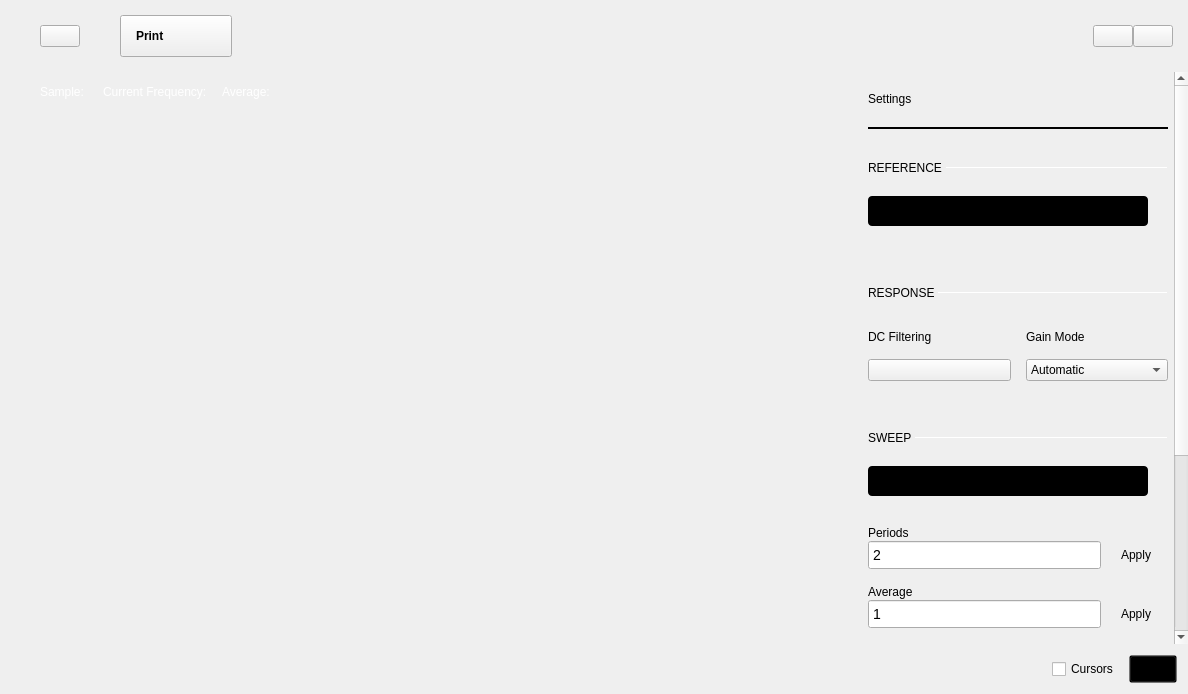
Above: ui/network_analyzer.ui from analogdevicesinc/scopy before the change. Below: the same form after it.
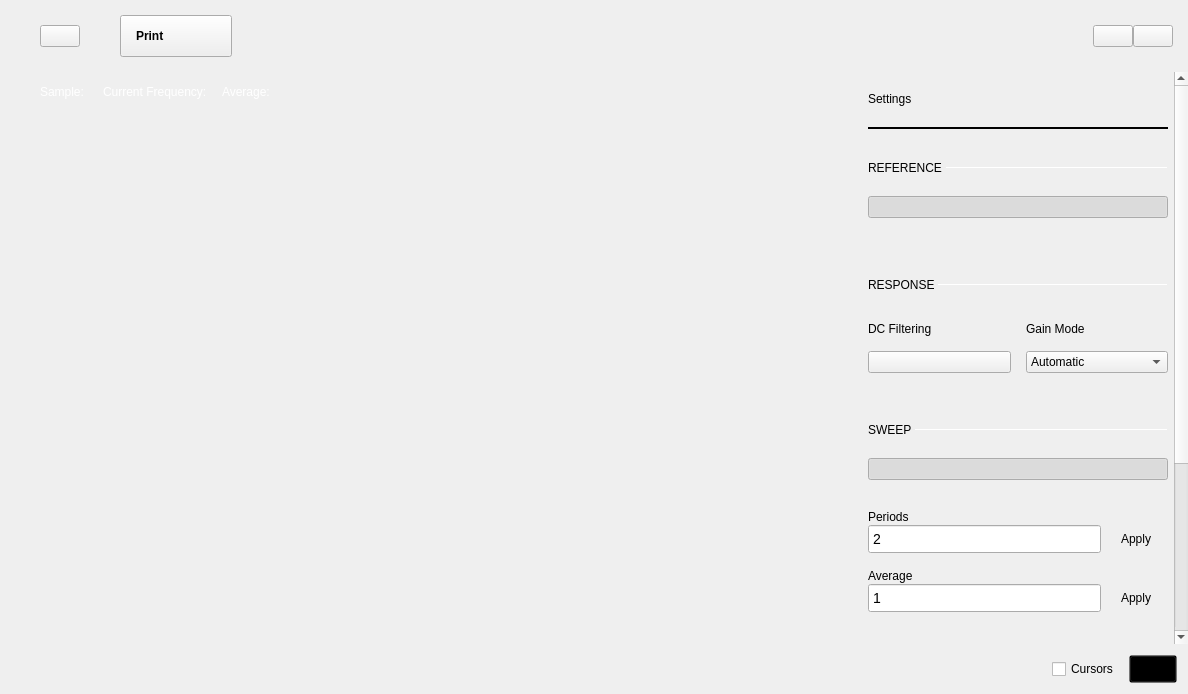
That is the form after the change. Icons and pictures are not drawn. Custom widgets are drawn as their Qt base class.

Commit message: bug fix: Custom big switch button looks bad and some buttons don't have animations

```diff
--- a/ui/network_analyzer.ui
+++ b/ui/network_analyzer.ui
@@ -979,70 +979,6 @@
                      </item>
                      <item>
                       <widget class="adiscope::CustomSwitch" name="btnRefChn">
-                       <property name="styleSheet">
-                        <string notr="true">QPushButton {
-min-height: 30px;
-max-height: 30px;
-min-width: 280px;
-max-width: 280px;
-background-color: black;
-border-radius: 4px;
-}
-
-QPushButton:disabled {
-background-color: qlineargradient(spread:pad, x1:0.5, y1:0, x2:0.501, y2:0, stop:0 #727273, stop:1 #141416);
-}
-
-QWidget#handle {
-min-height: 30px;
-max-height: 30px;
-min-width: 142px;
-max-width: 142px;
-background-color: #4a64ff;
-border-radius: 2px;
-}
-
-QWidget#handle:disabled {
-background-color: #aaaaaa;
-}
-
-QLabel {
-margin-top: 6px;
-background-color: transparent;
-line-height: 19px;
-}
-
-QLabel#on {
-margin-top: 0px;
-min-height:30px;
-max-height:30px;
-min-width:140px;
-max-width:140px;
-qproperty-alignment: AlignCenter AlignCenter;
-margin-left: 0px;
-color: white;
-}
-
-QLabel#on:disabled {
-color: rgba(255,255,255,102);
-}
-
-QLabel#off {
-margin-top: 0px;
-min-height:30px;
-max-height:30px;
-min-width:140px;
-max-width:140px;
-margin-left: 140px;
-color: white;
-qproperty-alignment: AlignCenter AlignCenter;
-}
-
-QLabel#off:disabled {
-color: rgba(255,255,255,51);
-}
-</string>
-                       </property>
                        <property name="text">
                         <string/>
                        </property>
@@ -1364,70 +1300,6 @@
                        </item>
                        <item row="1" column="0" colspan="2">
                         <widget class="adiscope::CustomSwitch" name="btnIsLog">
-                         <property name="styleSheet">
-                          <string notr="true">QPushButton {
-min-height: 30px;
-max-height: 30px;
-min-width: 280px;
-max-width: 280px;
-background-color: black;
-border-radius: 4px;
-}
-
-QPushButton:disabled {
-background-color: qlineargradient(spread:pad, x1:0.5, y1:0, x2:0.501, y2:0, stop:0 #727273, stop:1 #141416);
-}
-
-QWidget#handle {
-min-height: 30px;
-max-height: 30px;
-min-width: 142px;
-max-width: 142px;
-background-color: #4a64ff;
-border-radius: 2px;
-}
-
-QWidget#handle:disabled {
-background-color: #aaaaaa;
-}
-
-QLabel {
-margin-top: 6px;
-background-color: transparent;
-line-height: 19px;
-}
-
-QLabel#on {
-margin-top: 0px;
-min-height:30px;
-max-height:30px;
-min-width:140px;
-max-width:140px;
-qproperty-alignment: AlignCenter AlignCenter;
-margin-left: 0px;
-color: white;
-}
-
-QLabel#on:disabled {
-color: rgba(255,255,255,102);
-}
-
-QLabel#off {
-margin-top: 0px;
-min-height:30px;
-max-height:30px;
-min-width:140px;
-max-width:140px;
-margin-left: 140px;
-color: white;
-qproperty-alignment: AlignCenter AlignCenter;
-}
-
-QLabel#off:disabled {
-color: rgba(255,255,255,51);
-}
-</string>
-                         </property>
                          <property name="text">
                           <string/>
                          </property>
```
Left out of the diff: 11 changed lines with no effect on the pictures. The commit also changes 14 other files.
